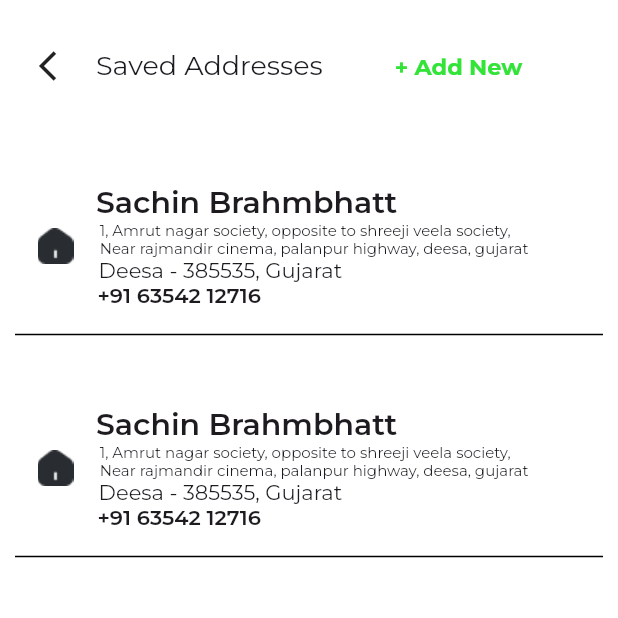
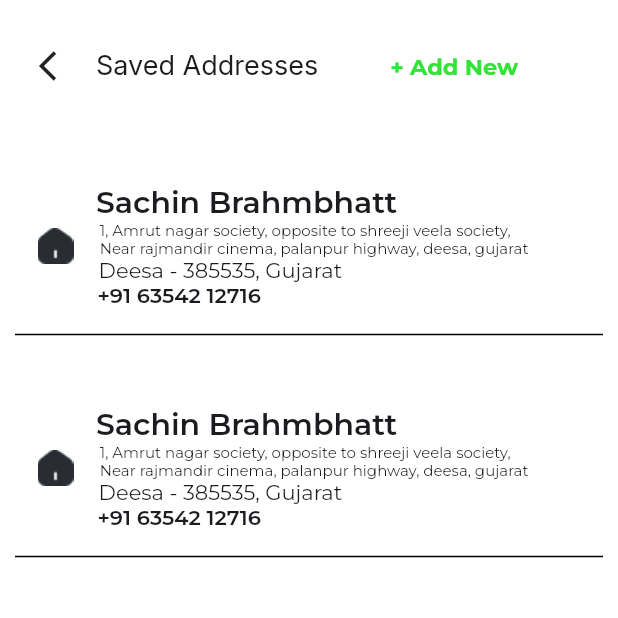
Before and after one commit to virali3705/Grocery, a Flutter app: the SavedAddresses screen opened directly, on a phone screen of 412 x 824 dp, the top half of it. Run offline on Flutter 3.47's test engine with Material 3 defaults, Android fonts, the phone set to English and light mode, and no system bars; our stand-ins replace carousel_slider, google_fonts, readmore, timeline_tile.

Commit message:
Fonts changed in some pages !!

```diff
--- a/lib/Pages/Pages/Savedaddresses.dart
+++ b/lib/Pages/Pages/Savedaddresses.dart
@@ -1,4 +1,5 @@
 import 'package:flutter/material.dart';
+import 'package:google_fonts/google_fonts.dart';
 
 class SavedAddresses extends StatelessWidget {
   const SavedAddresses({super.key});
@@ -18,7 +19,7 @@ class SavedAddresses extends StatelessWidget {
                   const SizedBox(
                     width: 20,
                   ),
-                  const Text("Saved Addresses",style: TextStyle(fontSize: 18),),
+                  Text("Saved Addresses",style: GoogleFonts.inter(fontSize: 18),),
                   const SizedBox(
                     width: 40,
                   ),
@@ -61,11 +62,11 @@ class SavedAddresses extends StatelessWidget {
                 ],
               ),
             ),
-            SizedBox(
+            const SizedBox(
               height: 10,
             ),
-            Padding(
-              padding: const EdgeInsets.only(left: 10,right: 10),
+            const Padding(
+              padding: EdgeInsets.only(left: 10,right: 10),
               child: Divider(color: Colors.black,
               thickness: 1,),
             ),
@@ -101,15 +102,15 @@ class SavedAddresses extends StatelessWidget {
                 ],
               ),
             ),
-            SizedBox(
+            const SizedBox(
               height: 10,
             ),
-            Padding(
-              padding: const EdgeInsets.only(left: 10,right: 10),
+            const Padding(
+              padding: EdgeInsets.only(left: 10,right: 10),
               child: Divider(color: Colors.black,
               thickness: 1,),
             ),
-            SizedBox(
+            const SizedBox(
               height: 10,
             ),
             const Padding(
@@ -147,11 +148,11 @@ class SavedAddresses extends StatelessWidget {
                 ],
               ),
             ),
-            SizedBox(
+            const SizedBox(
               height: 10,
             ),
-            Padding(
-              padding: const EdgeInsets.only(left: 10,right: 10),
+            const Padding(
+              padding: EdgeInsets.only(left: 10,right: 10),
               child: Divider(color: Colors.black,
               thickness: 1,),
             )
--- a/lib/main.dart
+++ b/lib/main.dart
@@ -5,6 +5,7 @@ import 'package:grocery_app/Pages/Pages/Categoryscreen.dart';
 import 'package:grocery_app/Pages/Pages/Favouriteproduct.dart';
 import 'package:grocery_app/Pages/Pages/Homescreen.dart';
 import 'package:grocery_app/Pages/Pages/Loginscreen.dart';
+import 'package:grocery_app/Pages/Pages/MyOrder.dart';
 import 'package:grocery_app/Pages/Pages/Productlist.dart';
 import 'package:grocery_app/Pages/Pages/Profile.dart';
 import 'package:grocery_app/Pages/Pages/Register%20screen.dart';
@@ -28,7 +29,7 @@ class FlutterApp extends StatelessWidget {
           colorScheme: ColorScheme.fromSeed(seedColor: Colors.black),
           useMaterial3: false,
           textTheme: GoogleFonts.montserratTextTheme()),
-      home: ShippingDetails(),
+      home: MyOrders(),
     );
   }
 }
```
Also changed, not shown: lib/Pages/Pages/Addaddresses.dart (+8 -7 lines), lib/Pages/Pages/Categoryscreen.dart (+7 -6 lines), lib/Pages/Pages/Favouriteproduct.dart (+6 -5 lines), lib/Pages/Pages/MyOrder.dart (added, +37 -0 lines), lib/Pages/Pages/Shipping details.dart (+15 -4 lines).
